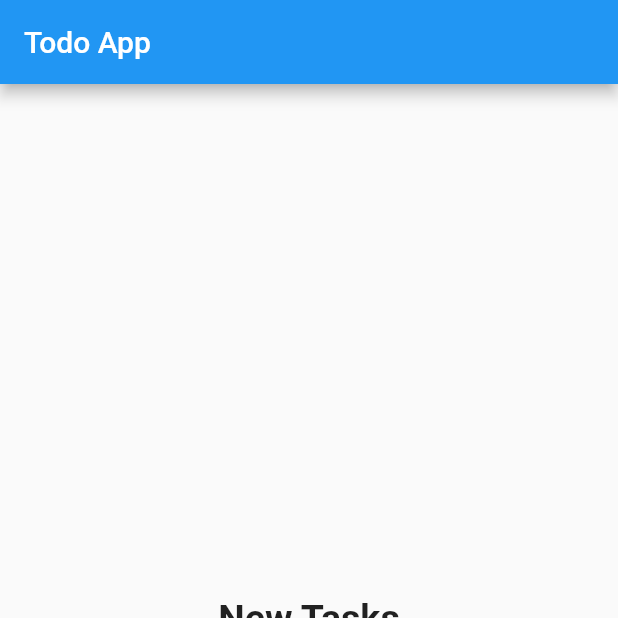
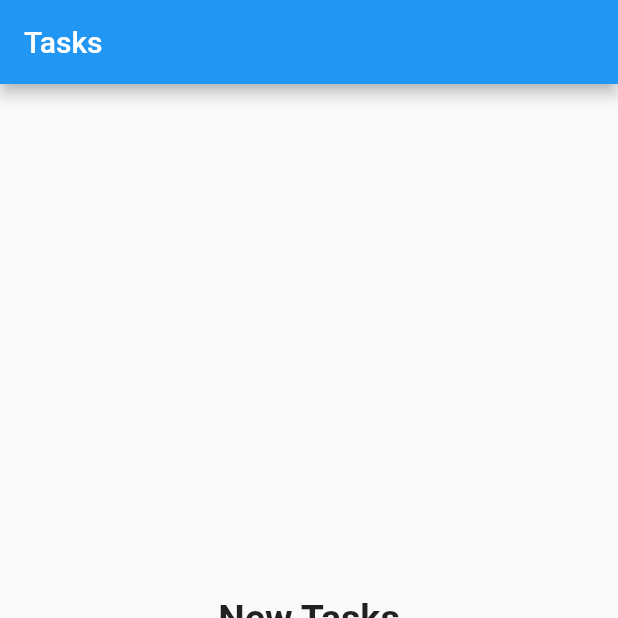
Before and after one commit to jabirelamean/todo_app1, a Flutter app: the screen it shows after launch, on a phone screen of 412 x 824 dp, the top half of it. Run offline on Flutter 3.47's test engine with Material 2 defaults, Android fonts, the phone set to English and light mode, and no system bars.

Commit message:
making a list of appBar title and toggle according to the index

```diff
--- a/lib/layouts/home_layout.dart
+++ b/lib/layouts/home_layout.dart
@@ -19,11 +19,17 @@ class _HomeLayoutState extends State<HomeLayout> {
     ArchivedTaskScreen(),
   ];
 
+  List<String> titles = [
+    'Tasks',
+    'Done Tasks',
+    'Archived Tasks',
+  ];
+
   @override
   Widget build(BuildContext context) {
     return Scaffold(
       appBar: AppBar(
-        title: Text('Todo App'),
+        title: Text('${titles[selectedIndex]}'),
       ),
       body: screens[selectedIndex],
       floatingActionButton: FloatingActionButton(
```
